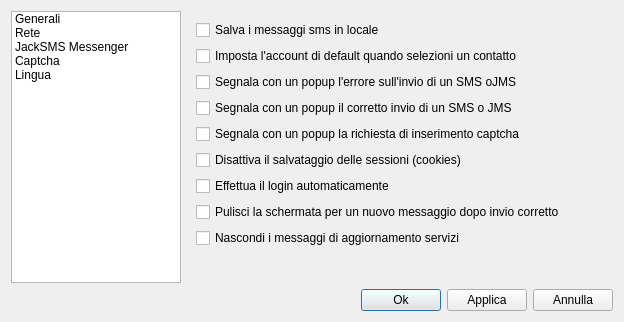
Above: opzionidialog.ui from freesmee/freesmee-desktop before the change. Below: the same form after it.
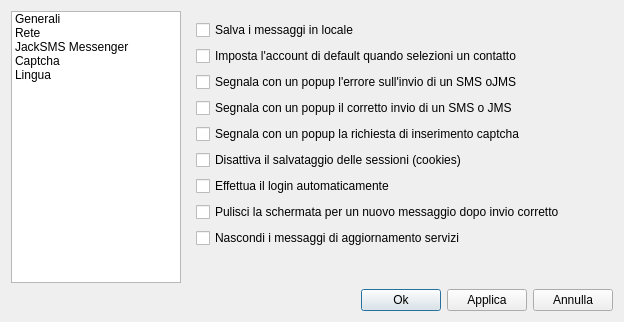
That is the form after the change. Icons and pictures are not drawn.

Commit message:
- Ordinamento statistiche (Resolved issue 88) - Corretta dicitura opzione "Salva messaggi in locale" (Resolved issue 86) - Coding Style
extra : convert_revision : svn%3A7363d3a4-9750-e393-0ab5-40250ee986cf/trunk%4095

```diff
--- a/opzionidialog.ui
+++ b/opzionidialog.ui
@@ -106,7 +106,7 @@
              <item>
               <widget class="QCheckBox" name="checkSalvalocale">
                <property name="text">
-                <string>Salva i messaggi sms in locale</string>
+                <string>Salva i messaggi in locale</string>
                </property>
               </widget>
              </item>
```
The commit also changes 4 other files.
